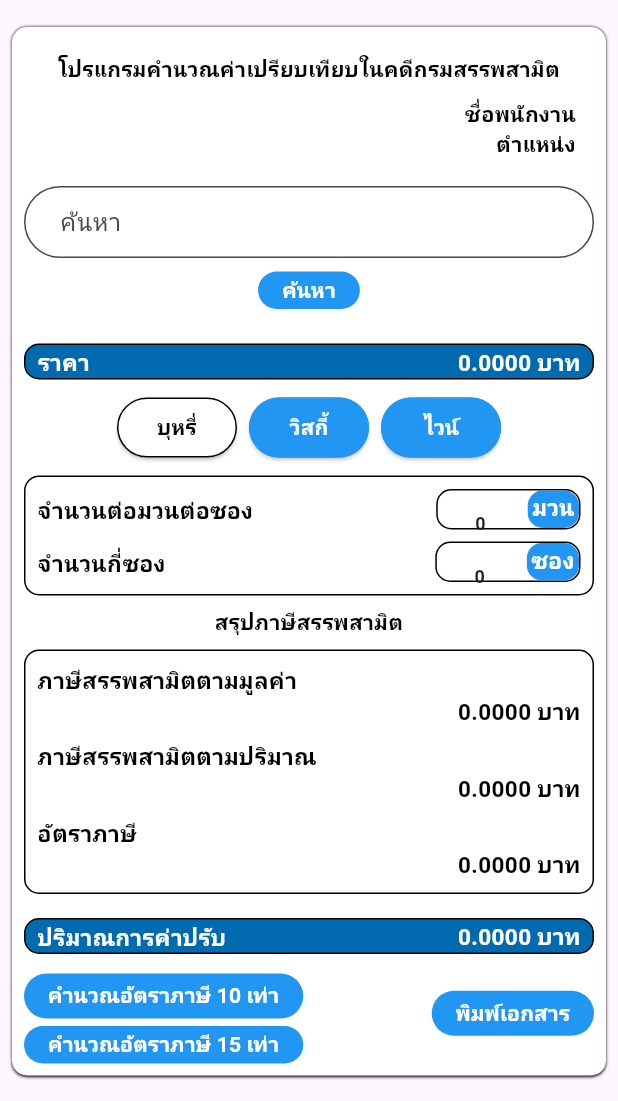
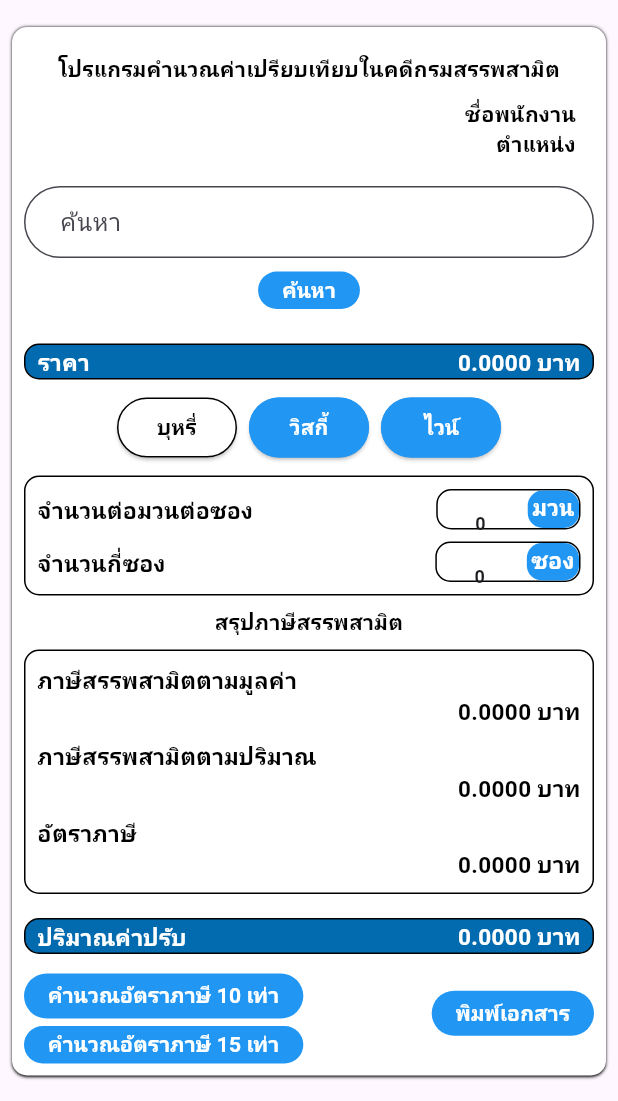
Before and after one commit to gamg002/my_app, a Flutter app: the Calculation screen opened directly, on a phone screen of 412 x 824 dp, the part 135-1236 px from its top. Run offline on Flutter 3.47's test engine with Material 3 defaults, Android fonts, the phone set to English and light mode, and no system bars; drawn by our look-alikes of searchfield; our stand-ins replace loading_indicator, pdf, screenshot, shared_preferences; missing offline and left inert: open_file_plus; accounts and stored records are empty; network calls fail.

Commit message:
Update text

```diff
--- a/lib/page/calculation.dart
+++ b/lib/page/calculation.dart
@@ -339,7 +339,7 @@ class _CalculationState extends State<Calculation> {
                       crossAxisAlignment: CrossAxisAlignment.center,
                       children: [
                         setText(
-                          "ปริมาณการค่าปรับ",
+                          "ปริมาณค่าปรับ",
                           TextAlign.left,
                           FontWeight.bold,
                           Colors.white,
--- a/lib/page/printPDF.dart
+++ b/lib/page/printPDF.dart
@@ -153,7 +153,7 @@ class _PrintPDFState extends State<PrintPDF> {
                 "ราคา", "${NumberFormat("#,##0.0000").format(widget.price)} บาท"),
             taxField(),
             quantityField(),
-            borderBlue("ปริมาณการค่าปรับ",
+            borderBlue("ปริมาณค่าปรับ",
                 "${NumberFormat("#,##0.0000").format(widget.sum)} บาท"),
             const SizedBox(height: 30),
           ],
@@ -217,7 +217,7 @@ class _PrintPDFState extends State<PrintPDF> {
             "ราคา", "${NumberFormat("#,##0.0000").format(widget.price)} บาท"),
         taxField(),
         quantityField(),
-        borderBlue("ปริมาณการค่าปรับ",
+        borderBlue("ปริมาณค่าปรับ",
             "${NumberFormat("#,##0.0000").format(widget.sum)} บาท"),
         const SizedBox(height: 30),
       ],
```
